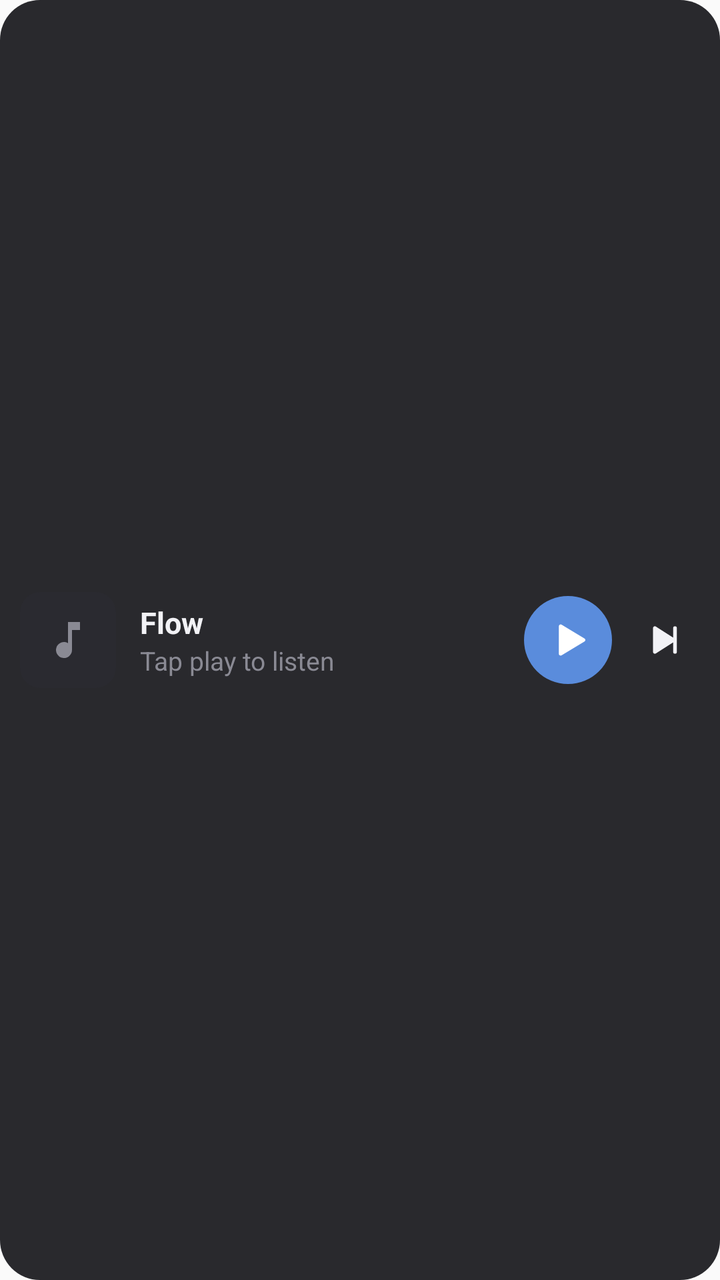
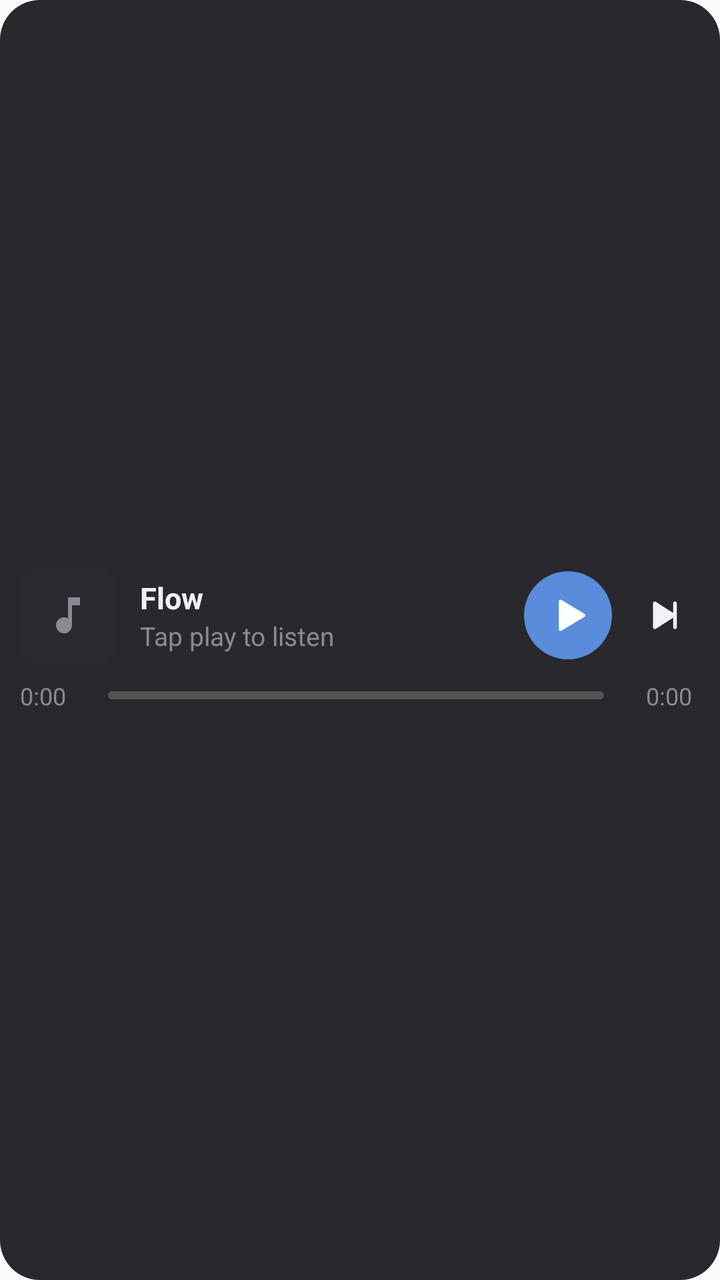

The first picture is an Android layout as it rendered before a commit; the second is the same layout after the commit. The layout source and the unified diff follow.
<!-- AndroidManifest.xml: application theme AppTheme -->
<!-- res/layout/flow_widget.xml -->
<?xml version="1.0" encoding="utf-8"?>
<LinearLayout xmlns:android="http://schemas.android.com/apk/res/android"
    android:id="@+id/widget_root"
    android:layout_width="match_parent"
    android:layout_height="match_parent"
    android:background="@drawable/widget_bg"
    android:gravity="center_vertical"
    android:orientation="horizontal"
    android:paddingStart="10dp"
    android:paddingEnd="6dp"
    android:paddingTop="8dp"
    android:paddingBottom="8dp">

    <ImageView
        android:id="@+id/widget_cover"
        android:layout_width="48dp"
        android:layout_height="48dp"
        android:background="@drawable/widget_cover_bg"
        android:clipToOutline="true"
        android:contentDescription="@null"
        android:scaleType="centerCrop"
        android:src="@drawable/widget_note" />

    <LinearLayout
        android:layout_width="0dp"
        android:layout_height="wrap_content"
        android:layout_marginStart="12dp"
        android:layout_weight="1"
        android:orientation="vertical">

        <TextView
            android:id="@+id/widget_title"
            android:layout_width="match_parent"
            android:layout_height="wrap_content"
            android:ellipsize="end"
            android:maxLines="1"
            android:text="Flow"
            android:textColor="#F2F2F6"
            android:textSize="15sp"
            android:textStyle="bold" />

        <TextView
            android:id="@+id/widget_artist"
            android:layout_width="match_parent"
            android:layout_height="wrap_content"
            android:ellipsize="end"
            android:maxLines="1"
            android:text="Tap play to listen"
            android:textColor="#8A8A94"
            android:textSize="13sp" />
    </LinearLayout>

    <ImageButton
        android:id="@+id/widget_play"
        android:layout_width="44dp"
        android:layout_height="44dp"
        android:layout_marginStart="8dp"
        android:background="@drawable/widget_play_bg"
        android:contentDescription="Play"
        android:padding="11dp"
        android:scaleType="fitCenter"
        android:src="@drawable/widget_play" />

    <ImageButton
        android:id="@+id/widget_next"
        android:layout_width="44dp"
        android:layout_height="44dp"
        android:layout_marginStart="4dp"
        android:background="@android:color/transparent"
        android:contentDescription="Next"
        android:padding="11dp"
        android:scaleType="fitCenter"
        android:src="@drawable/widget_next" />
</LinearLayout>
<!-- resources referenced by this layout -->
<resources>
  <!-- drawable widget_bg (drawable) -->
  <?xml version="1.0" encoding="utf-8"?>
  <shape xmlns:android="http://schemas.android.com/apk/res/android" android:shape="rectangle">
      <solid android:color="#F21E1E22" />
      <corners android:radius="20dp" />
  </shape>
  <!-- drawable widget_cover_bg (drawable) -->
  <?xml version="1.0" encoding="utf-8"?>
  <shape xmlns:android="http://schemas.android.com/apk/res/android" android:shape="rectangle">
      <solid android:color="#2A2A30" />
      <corners android:radius="10dp" />
  </shape>
  <!-- drawable widget_next (drawable) -->
  <?xml version="1.0" encoding="utf-8"?>
  <vector xmlns:android="http://schemas.android.com/apk/res/android"
      android:width="24dp" android:height="24dp" android:viewportWidth="24" android:viewportHeight="24">
      <path android:fillColor="#F2F2F6" android:pathData="M6 5.5v13a1 1 0 0 0 1.5.87L17 13.3v5.2a1 1 0 0 0 2 0v-13a1 1 0 0 0-2 0v5.2L7.5 4.63A1 1 0 0 0 6 5.5z" />
  </vector>
  <!-- drawable widget_note (drawable) -->
  <?xml version="1.0" encoding="utf-8"?>
  <inset xmlns:android="http://schemas.android.com/apk/res/android" android:inset="12dp">
      <vector android:width="24dp" android:height="24dp" android:viewportWidth="24" android:viewportHeight="24">
          <path android:fillColor="#8A8A94" android:pathData="M12 3v10.55A4 4 0 1 0 14 17V7h4V3h-6z" />
      </vector>
  </inset>
  <!-- drawable widget_play (drawable) -->
  <?xml version="1.0" encoding="utf-8"?>
  <vector xmlns:android="http://schemas.android.com/apk/res/android"
      android:width="24dp" android:height="24dp" android:viewportWidth="24" android:viewportHeight="24">
      <path android:fillColor="#FFFFFF" android:pathData="M7 4.5v15a1 1 0 0 0 1.5.86l12.5-7.5a1 1 0 0 0 0-1.72L8.5 3.64A1 1 0 0 0 7 4.5z" />
  </vector>
  <!-- drawable widget_play_bg (drawable) -->
  <?xml version="1.0" encoding="utf-8"?>
  <shape xmlns:android="http://schemas.android.com/apk/res/android" android:shape="oval">
      <solid android:color="#5A8CDC" />
  </shape>
  <style name="AppTheme" parent="Theme.AppCompat.Light.DarkActionBar">
          
          <item name="colorPrimary">@color/colorPrimary</item>
          <item name="colorPrimaryDark">@color/colorPrimaryDark</item>
          <item name="colorAccent">@color/colorAccent</item>
      </style>
</resources>

<!-- the commit's change to res/layout/flow_widget.xml (unified diff, before → after) -->
@@ -5,70 +5,119 @@
     android:layout_height="match_parent"
     android:background="@drawable/widget_bg"
     android:gravity="center_vertical"
-    android:orientation="horizontal"
+    android:orientation="vertical"
     android:paddingStart="10dp"
     android:paddingEnd="6dp"
-    android:paddingTop="8dp"
-    android:paddingBottom="8dp">
-
-    <ImageView
-        android:id="@+id/widget_cover"
-        android:layout_width="48dp"
-        android:layout_height="48dp"
-        android:background="@drawable/widget_cover_bg"
-        android:clipToOutline="true"
-        android:contentDescription="@null"
-        android:scaleType="centerCrop"
-        android:src="@drawable/widget_note" />
+    android:paddingTop="10dp"
+    android:paddingBottom="10dp">
 
     <LinearLayout
-        android:layout_width="0dp"
+        android:layout_width="match_parent"
         android:layout_height="wrap_content"
-        android:layout_marginStart="12dp"
-        android:layout_weight="1"
-        android:orientation="vertical">
+        android:gravity="center_vertical"
+        android:orientation="horizontal">
+
+        <ImageView
+            android:id="@+id/widget_cover"
+            android:layout_width="48dp"
+            android:layout_height="48dp"
+            android:background="@drawable/widget_cover_bg"
+            android:clipToOutline="true"
+            android:contentDescription="@null"
+            android:scaleType="centerCrop"
+            android:src="@drawable/widget_note" />
+
+        <LinearLayout
+            android:layout_width="0dp"
+            android:layout_height="wrap_content"
+            android:layout_marginStart="12dp"
+            android:layout_weight="1"
+            android:orientation="vertical">
+
+            <TextView
+                android:id="@+id/widget_title"
+                android:layout_width="match_parent"
+                android:layout_height="wrap_content"
+                android:ellipsize="end"
+                android:maxLines="1"
+                android:text="Flow"
+                android:textColor="#F2F2F6"
+                android:textSize="15sp"
+                android:textStyle="bold" />
+
+            <TextView
+                android:id="@+id/widget_artist"
+                android:layout_width="match_parent"
+                android:layout_height="wrap_content"
+                android:ellipsize="end"
+                android:maxLines="1"
+                android:text="Tap play to listen"
+                android:textColor="#8A8A94"
+                android:textSize="13sp" />
+        </LinearLayout>
+
+        <ImageButton
+            android:id="@+id/widget_play"
+            android:layout_width="44dp"
+            android:layout_height="44dp"
+            android:layout_marginStart="8dp"
+            android:background="@drawable/widget_play_bg"
+            android:contentDescription="Play"
+            android:padding="11dp"
+            android:scaleType="fitCenter"
+            android:src="@drawable/widget_play" />
+
+        <ImageButton
+            android:id="@+id/widget_next"
+            android:layout_width="44dp"
+            android:layout_height="44dp"
+            android:layout_marginStart="4dp"
+            android:background="@android:color/transparent"
+            android:contentDescription="Next"
+            android:padding="11dp"
+            android:scaleType="fitCenter"
+            android:src="@drawable/widget_next" />
+    </LinearLayout>
+
+    <LinearLayout
+        android:layout_width="match_parent"
+        android:layout_height="wrap_content"
+        android:layout_marginTop="8dp"
+        android:layout_marginEnd="8dp"
+        android:gravity="center_vertical"
+        android:orientation="horizontal">
 
         <TextView
-            android:id="@+id/widget_title"
-            android:layout_width="match_parent"
+            android:id="@+id/widget_time"
+            android:layout_width="wrap_content"
             android:layout_height="wrap_content"
-            android:ellipsize="end"
-            android:maxLines="1"
-            android:text="Flow"
-            android:textColor="#F2F2F6"
-            android:textSize="15sp"
-            android:textStyle="bold" />
+            android:minWidth="36dp"
+            android:text="0:00"
+            android:textColor="#8A8A94"
+            android:textSize="12sp" />
+
+        <ProgressBar
+            android:id="@+id/widget_progress"
+            style="@android:style/Widget.ProgressBar.Horizontal"
+            android:layout_width="0dp"
+            android:layout_height="4dp"
+            android:layout_marginStart="8dp"
+            android:layout_marginEnd="8dp"
+            android:layout_weight="1"
+            android:max="1000"
+            android:maxHeight="4dp"
+            android:minHeight="4dp"
+            android:progress="0"
+            android:progressDrawable="@drawable/widget_progress" />
 
         <TextView
-            android:id="@+id/widget_artist"
-            android:layout_width="match_parent"
+            android:id="@+id/widget_length"
+            android:layout_width="wrap_content"
             android:layout_height="wrap_content"
-            android:ellipsize="end"
-            android:maxLines="1"
-            android:text="Tap play to listen"
+            android:gravity="end"
+            android:minWidth="36dp"
+            android:text="0:00"
             android:textColor="#8A8A94"
-            android:textSize="13sp" />
+            android:textSize="12sp" />
     </LinearLayout>
-
-    <ImageButton
-        android:id="@+id/widget_play"
-        android:layout_width="44dp"
-        android:layout_height="44dp"
-        android:layout_marginStart="8dp"
-        android:background="@drawable/widget_play_bg"
-        android:contentDescription="Play"
-        android:padding="11dp"
-        android:scaleType="fitCenter"
-        android:src="@drawable/widget_play" />
-
-    <ImageButton
-        android:id="@+id/widget_next"
-        android:layout_width="44dp"
-        android:layout_height="44dp"
-        android:layout_marginStart="4dp"
-        android:background="@android:color/transparent"
-        android:contentDescription="Next"
-        android:padding="11dp"
-        android:scaleType="fitCenter"
-        android:src="@drawable/widget_next" />
 </LinearLayout>
<!-- resource entries referenced after the edit -->
@@ -36,6 +36,24 @@
   <shape xmlns:android="http://schemas.android.com/apk/res/android" android:shape="oval">
       <solid android:color="#5A8CDC" />
   </shape>
+  <!-- drawable widget_progress (drawable) -->
+  <?xml version="1.0" encoding="utf-8"?>
+  <layer-list xmlns:android="http://schemas.android.com/apk/res/android">
+      <item android:id="@android:id/background">
+          <shape android:shape="rectangle">
+              <corners android:radius="2dp" />
+              <solid android:color="#33FFFFFF" />
+          </shape>
+      </item>
+      <item android:id="@android:id/progress">
+          <clip>
+              <shape android:shape="rectangle">
+                  <corners android:radius="2dp" />
+                  <solid android:color="#5A8CDC" />
+              </shape>
+          </clip>
+      </item>
+  </layer-list>
   <style name="AppTheme" parent="Theme.AppCompat.Light.DarkActionBar">
           
           <item name="colorPrimary">@color/colorPrimary</item>
